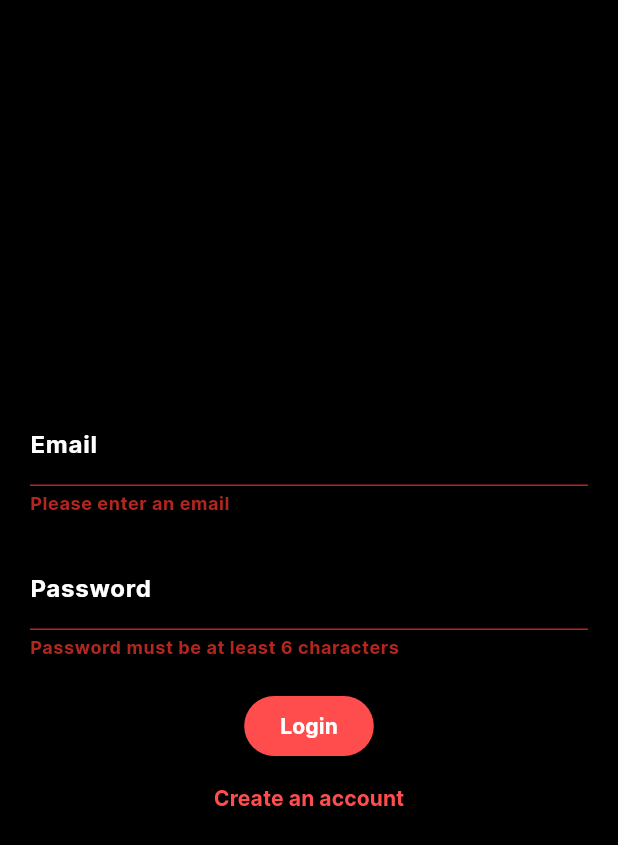
After one commit to Akanksha-singa/MAD, a Flutter app: the Authentication screen opened directly, after a tap on "Login", on a phone screen of 412 x 824 dp. The commit adds this screen. Shown: the top 845 px of the screen. Run offline on Flutter 3.47's test engine with Material 3 defaults, Android fonts, the phone set to English and light mode, and no system bars; our stand-ins replace cloud_firestore, firebase_auth, firebase_core, flutter_svg, google_fonts, google_sign_in; missing offline and left inert: country_pickers, flutter_facebook_auth; accounts and stored records are empty.

Commit message:
no change

```diff
--- a/home/lib/firebase/auth_service.dart
+++ b/home/lib/firebase/auth_service.dart
@@ -47,4 +47,7 @@ class AuthService {
   //   await FacebookAuth.instance.logOut();
   //   await _auth.signOut();
   // }
+
+
+
 }
--- /dev/null
+++ b/home/lib/firebase/rauth_service.dart
@@ -0,0 +1,101 @@
+import 'package:flutter/material.dart';
+import 'package:firebase_auth/firebase_auth.dart';
+
+class Authentication extends StatefulWidget {
+  @override
+  _AuthenticationState createState() => _AuthenticationState();
+}
+
+class _AuthenticationState extends State<Authentication> {
+  final FirebaseAuth _auth = FirebaseAuth.instance;
+  final _formKey = GlobalKey<FormState>();
+  String _email = '';
+  String _password = '';
+  bool _isLogin = true;
+
+  void _submitForm() async {
+    if (_formKey.currentState!.validate()) {
+      _formKey.currentState!.save();
+      try {
+        if (_isLogin) {
+          await _auth.signInWithEmailAndPassword(email: _email, password: _password);
+        } else {
+          await _auth.createUserWithEmailAndPassword(email: _email, password: _password);
+        }
+        Navigator.of(context).pushReplacementNamed('/remainders');
+      } catch (e) {
+        ScaffoldMessenger.of(context).showSnackBar(
+          SnackBar(content: Text(e.toString())),
+        );
+      }
+    }
+  }
+
+  @override
+  Widget build(BuildContext context) {
+    return Scaffold(
+      backgroundColor: Colors.black,
+      body: Center(
+        child: Padding(
+          padding: EdgeInsets.all(20),
+          child: Form(
+            key: _formKey,
+            child: Column(
+              mainAxisAlignment: MainAxisAlignment.center,
+              children: [
+                TextFormField(
+                  style: TextStyle(color: Colors.white),
+                  decoration: InputDecoration(
+                    labelText: 'Email',
+                    labelStyle: TextStyle(color: Colors.white),
+                    enabledBorder: OutlineInputBorder(
+                      borderSide: BorderSide(color: Color(0xFFFF4D4D)),
+                    ),
+                    focusedBorder: OutlineInputBorder(
+                      borderSide: BorderSide(color: Color(0xFFFF4D4D)),
+                    ),
+                  ),
+                  validator: (value) => value!.isEmpty ? 'Please enter an email' : null,
+                  onSaved: (value) => _email = value!,
+                ),
+                SizedBox(height: 20),
+                TextFormField(
+                  style: TextStyle(color: Colors.white),
+                  decoration: InputDecoration(
+                    labelText: 'Password',
+                    labelStyle: TextStyle(color: Colors.white),
+                    enabledBorder: OutlineInputBorder(
+                      borderSide: BorderSide(color: Color(0xFFFF4D4D)),
+                    ),
+                    focusedBorder: OutlineInputBorder(
+                      borderSide: BorderSide(color: Color(0xFFFF4D4D)),
+                    ),
+                  ),
+                  obscureText: true,
+                  validator: (value) => value!.length < 6 ? 'Password must be at least 6 characters' : null,
+                  onSaved: (value) => _password = value!,
+                ),
+                SizedBox(height: 20),
+                ElevatedButton(
+                  child: Text(_isLogin ? 'Login' : 'Sign Up'),
+                  style: ElevatedButton.styleFrom(
+                    backgroundColor: Color(0xFFFF4D4D),
+                    foregroundColor: Colors.white,
+                  ),
+                  onPressed: _submitForm,
+                ),
+                TextButton(
+                  child: Text(_isLogin ? 'Create an account' : 'I already have an account'),
+                  style: TextButton.styleFrom(
+                    foregroundColor: Color(0xFFFF4D4D),
+                  ),
+                  onPressed: () => setState(() => _isLogin = !_isLogin),
+                ),
+              ],
+            ),
+          ),
+        ),
+      ),
+    );
+  }
+}
--- a/home/pubspec.yaml
+++ b/home/pubspec.yaml
@@ -8,6 +8,7 @@ dependencies:
     sdk: flutter
   firebase_core: ^3.2.0
   firebase_auth: ^5.1.2
+  cloud_firestore: ^5.1.0
   google_fonts: ^6.2.1
   google_sign_in: ^6.2.1
   firebase_database: ^11.0.3
```
Also changed, not shown: home/lib/remainders_screen.dart (+77 -19 lines), home/lib/main.dart (line endings or trailing spaces).
